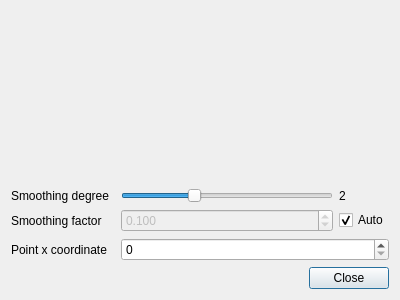
Above: select_plotted_point.ui from GuLinux/PySpectrum before the change. Below: the same form after it.
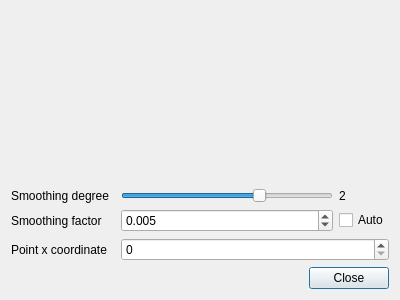
That is the form after the change.

```diff
--- a/select_plotted_point.ui
+++ b/select_plotted_point.ui
@@ -23,10 +23,10 @@
       <number>5</number>
      </property>
      <property name="value">
-      <number>3</number>
+      <number>4</number>
      </property>
      <property name="sliderPosition">
-      <number>3</number>
+      <number>4</number>
      </property>
      <property name="orientation">
       <enum>Qt::Horizontal</enum>
@@ -46,7 +46,7 @@
       <string>Auto</string>
      </property>
      <property name="checked">
-      <bool>true</bool>
+      <bool>false</bool>
      </property>
     </widget>
    </item>
@@ -94,7 +94,7 @@
    <item row="2" column="2">
     <widget class="QDoubleSpinBox" name="smoothing_factor">
      <property name="enabled">
-      <bool>false</bool>
+      <bool>true</bool>
      </property>
      <property name="decimals">
       <number>3</number>
@@ -106,7 +106,7 @@
       <double>0.000100000000000</double>
      </property>
      <property name="value">
-      <double>0.100000000000000</double>
+      <double>0.005000000000000</double>
      </property>
     </widget>
    </item>
```
